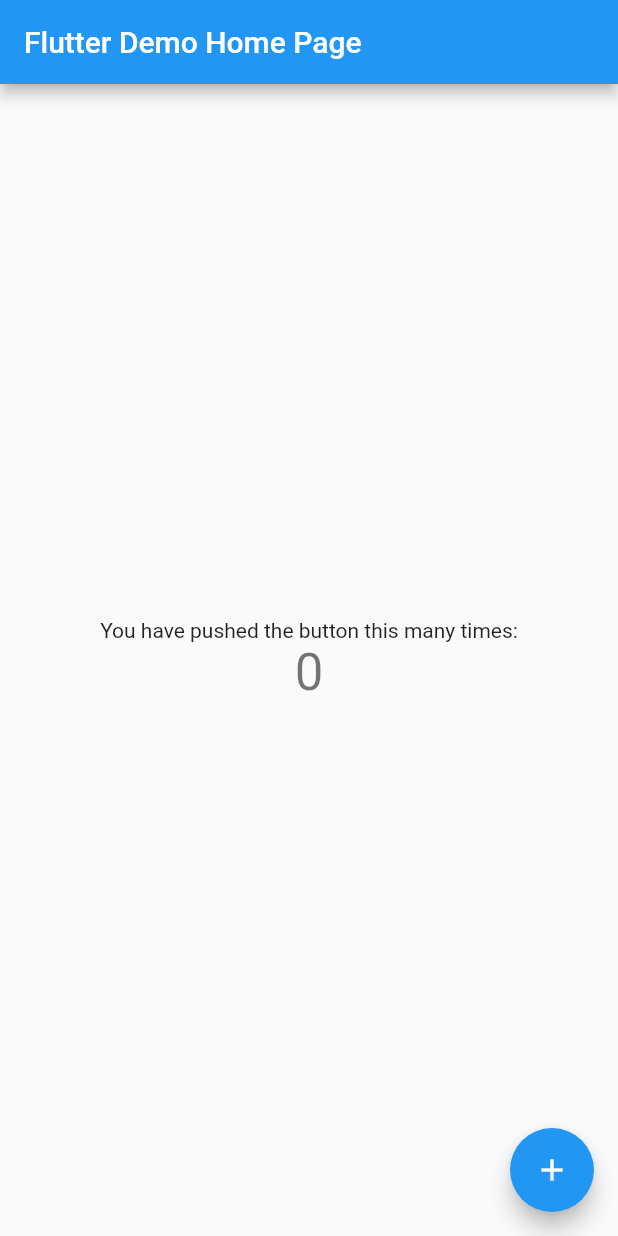
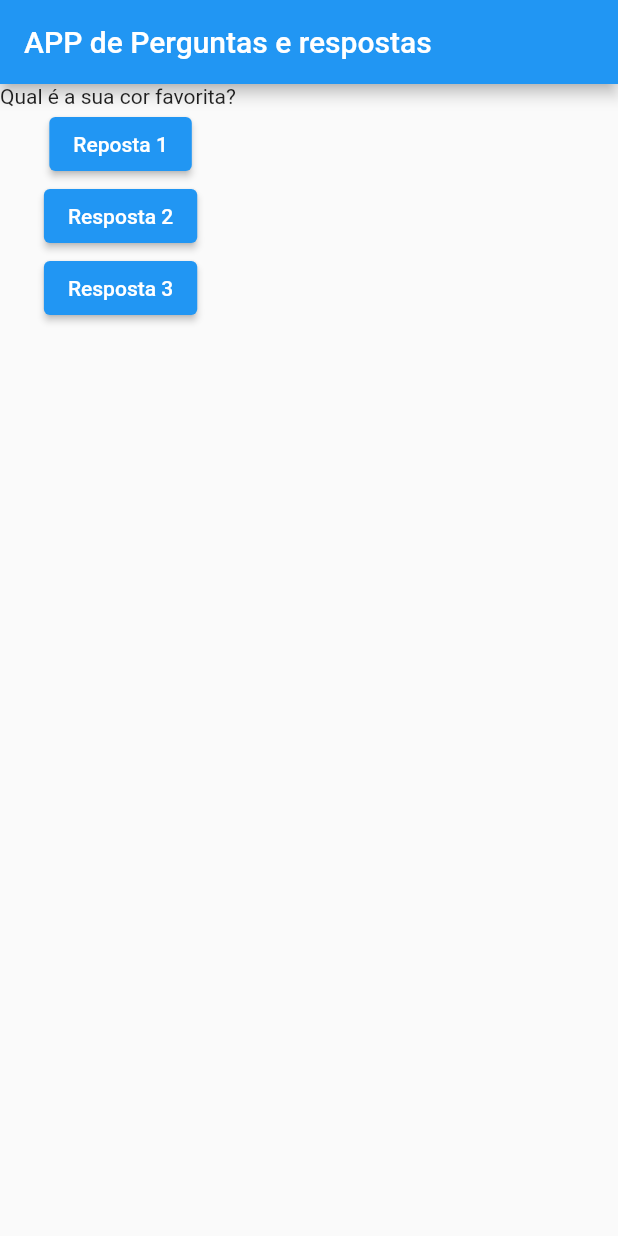
Before and after one commit to eg-ferreira/askapp, a Flutter app: the screen it shows after launch, on a phone screen of 412 x 824 dp. Run offline on Flutter 3.47's test engine with Material 2 defaults, Android fonts, the phone set to English and light mode, and no system bars.

Commit message:
Primeiro Commit

```diff
--- a/analysis_options.yaml
+++ b/analysis_options.yaml
@@ -7,7 +7,7 @@
 
 # The following line activates a set of recommended lints for Flutter apps,
 # packages, and plugins designed to encourage good coding practices.
-include: package:flutter_lints/flutter.yaml
+#include: package:flutter_lints/flutter.yaml
 
 linter:
   # The lint rules applied to this project can be customized in the
@@ -22,6 +22,7 @@
   # `// ignore_for_file: name_of_lint` syntax on the line or in the file
   # producing the lint.
   rules:
+  #use_key_in_widget_constuctors: false
     # avoid_print: false  # Uncomment to disable the `avoid_print` rule
     # prefer_single_quotes: true  # Uncomment to enable the `prefer_single_quotes` rule
 
--- a/lib/main.dart
+++ b/lib/main.dart
@@ -1,115 +1,53 @@
 import 'package:flutter/material.dart';
 
-void main() {
-  runApp(const MyApp());
-}
+main() => runApp(PerguntaApp()); //run APP widget
 
-class MyApp extends StatelessWidget {
-  const MyApp({super.key});
-
-  // This widget is the root of your application.
-  @override
-  Widget build(BuildContext context) {
-    return MaterialApp(
-      title: 'Flutter Demo',
-      theme: ThemeData(
-        // This is the theme of your application.
-        //
-        // Try running your application with "flutter run". You'll see the
-        // application has a blue toolbar. Then, without quitting the app, try
-        // changing the primarySwatch below to Colors.green and then invoke
-        // "hot reload" (press "r" in the console where you ran "flutter run",
-        // or simply save your changes to "hot reload" in a Flutter IDE).
-        // Notice that the counter didn't reset back to zero; the application
-        // is not restarted.
-        primarySwatch: Colors.blue,
-      ),
-      home: const MyHomePage(title: 'Flutter Demo Home Page'),
-    );
-  }
-}
-
-class MyHomePage extends StatefulWidget {
-  const MyHomePage({super.key, required this.title});
-
-  // This widget is the home page of your application. It is stateful, meaning
-  // that it has a State object (defined below) that contains fields that affect
-  // how it looks.
-
-  // This class is the configuration for the state. It holds the values (in this
-  // case the title) provided by the parent (in this case the App widget) and
-  // used by the build method of the State. Fields in a Widget subclass are
-  // always marked "final".
-
-  final String title;
-
-  @override
-  State<MyHomePage> createState() => _MyHomePageState();
-}
-
-class _MyHomePageState extends State<MyHomePage> {
-  int _counter = 0;
-
-  void _incrementCounter() {
+class PerguntaAppState extends State<PerguntaApp> {
+  //Class de estate da classe perguntaApp
+  var perguntaSelecionada = 0;
+  void responder() {
     setState(() {
-      // This call to setState tells the Flutter framework that something has
-      // changed in this State, which causes it to rerun the build method below
-      // so that the display can reflect the updated values. If we changed
-      // _counter without calling setState(), then the build method would not be
-      // called again, and so nothing would appear to happen.
-      _counter++;
+      perguntaSelecionada++;
     });
   }
 
   @override
   Widget build(BuildContext context) {
-    // This method is rerun every time setState is called, for instance as done
-    // by the _incrementCounter method above.
-    //
-    // The Flutter framework has been optimized to make rerunning build methods
-    // fast, so that you can just rebuild anything that needs updating rather
-    // than having to individually change instances of widgets.
-    return Scaffold(
-      appBar: AppBar(
-        // Here we take the value from the MyHomePage object that was created by
-        // the App.build method, and use it to set our appbar title.
-        title: Text(widget.title),
-      ),
-      body: Center(
-        // Center is a layout widget. It takes a single child and positions it
-        // in the middle of the parent.
-        child: Column(
-          // Column is also a layout widget. It takes a list of children and
-          // arranges them vertically. By default, it sizes itself to fit its
-          // children horizontally, and tries to be as tall as its parent.
-          //
-          // Invoke "debug painting" (press "p" in the console, choose the
-          // "Toggle Debug Paint" action from the Flutter Inspector in Android
-          // Studio, or the "Toggle Debug Paint" command in Visual Studio Code)
-          // to see the wireframe for each widget.
-          //
-          // Column has various properties to control how it sizes itself and
-          // how it positions its children. Here we use mainAxisAlignment to
-          // center the children vertically; the main axis here is the vertical
-          // axis because Columns are vertical (the cross axis would be
-          // horizontal).
-          mainAxisAlignment: MainAxisAlignment.center,
-          children: <Widget>[
-            const Text(
-              'You have pushed the button this many times:',
-            ),
-            Text(
-              '$_counter',
-              style: Theme.of(context).textTheme.headline4,
-            ),
-          ],
-        ),
-      ),
-      floatingActionButton: FloatingActionButton(
-        onPressed: _incrementCounter,
-        tooltip: 'Increment',
-        child: const Icon(Icons.add),
-      ), // This trailing comma makes auto-formatting nicer for build methods.
+    final perguntas = [
+      'Qual é a sua cor favorita? ',
+      'Qual é o seu animal favorito? ',
+      'Qual é o seu instrutor favorito? ',
+    ];
+    return MaterialApp(
+      home: Scaffold(
+          appBar: AppBar(
+            title: Text('APP de Perguntas e respostas'),
+          ),
+          body: Column(
+            children: [
+              Text(perguntas[perguntaSelecionada]),
+              ElevatedButton(
+                child: Text('Reposta 1'),
+                onPressed: responder,
+              ),
+              ElevatedButton(
+                child: Text('Resposta 2'),
+                onPressed: responder,
+              ),
+              ElevatedButton(
+                child: Text('Resposta 3'),
+                onPressed: responder,
+              ),
+            ],
+          )),
     );
   }
 }
+
+class PerguntaApp extends StatefulWidget {
+  //PerguntaApp({super.key});
+
+  PerguntaAppState createState() {
+    return PerguntaAppState();
+  }
+}
```
Also changed, not shown: 1 other file.
